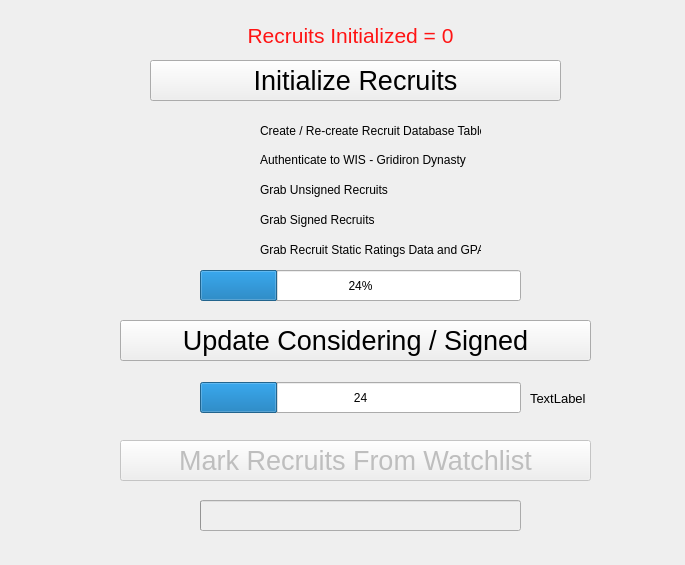
Old version of the form UI/initializerecruits.ui in the repository ebzimny01/gd-recruit.
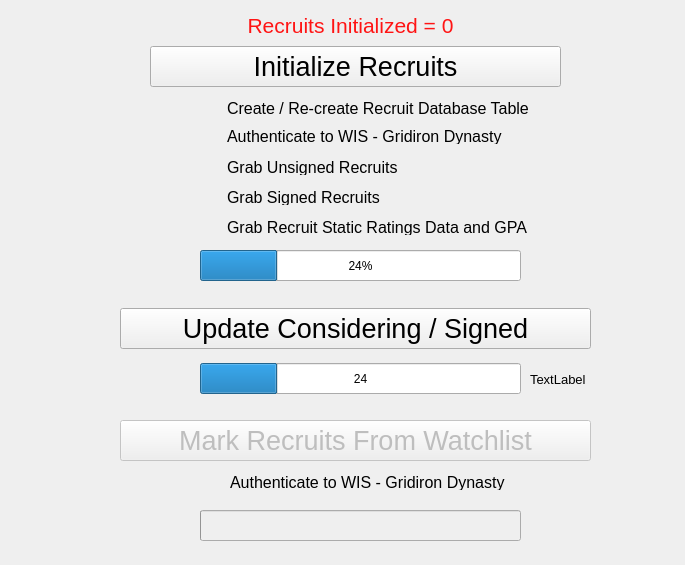
New version of the form. Icons and pictures are not drawn.

Patch:
```diff
--- a/UI/initializerecruits.ui
+++ b/UI/initializerecruits.ui
@@ -20,7 +20,7 @@
    <property name="geometry">
     <rect>
      <x>150</x>
-     <y>60</y>
+     <y>46</y>
      <width>411</width>
      <height>41</height>
     </rect>
@@ -39,7 +39,7 @@
    <property name="geometry">
     <rect>
      <x>120</x>
-     <y>320</y>
+     <y>308</y>
      <width>471</width>
      <height>41</height>
     </rect>
@@ -58,11 +58,14 @@
    <property name="geometry">
     <rect>
      <x>200</x>
-     <y>270</y>
+     <y>250</y>
      <width>321</width>
      <height>31</height>
     </rect>
    </property>
+   <property name="styleSheet">
+    <string notr="true"/>
+   </property>
    <property name="value">
     <number>24</number>
    </property>
@@ -74,7 +77,7 @@
    <property name="geometry">
     <rect>
      <x>200</x>
-     <y>382</y>
+     <y>363</y>
      <width>321</width>
      <height>31</height>
     </rect>
@@ -99,7 +102,7 @@
    <property name="geometry">
     <rect>
      <x>530</x>
-     <y>390</y>
+     <y>371</y>
      <width>81</width>
      <height>16</height>
     </rect>
@@ -118,7 +121,7 @@
    <property name="geometry">
     <rect>
      <x>150</x>
-     <y>20</y>
+     <y>10</y>
      <width>401</width>
      <height>31</height>
     </rect>
@@ -142,15 +145,16 @@
   <widget class="QLabel" name="labelProgressCreateRecruitDB">
    <property name="geometry">
     <rect>
-     <x>260</x>
-     <y>123</y>
-     <width>221</width>
+     <x>227</x>
+     <y>100</y>
+     <width>341</width>
      <height>16</height>
     </rect>
    </property>
    <property name="font">
     <font>
      <family>Arial</family>
+     <pointsize>12</pointsize>
     </font>
    </property>
    <property name="text">
@@ -160,8 +164,8 @@
   <widget class="QLabel" name="labelCheckMarkCreateDB">
    <property name="geometry">
     <rect>
-     <x>230</x>
-     <y>120</y>
+     <x>197</x>
+     <y>97</y>
      <width>21</width>
      <height>21</height>
     </rect>
@@ -179,8 +183,8 @@
   <widget class="QLabel" name="labelCheckMarkAuthWIS">
    <property name="geometry">
     <rect>
-     <x>230</x>
-     <y>150</y>
+     <x>197</x>
+     <y>126</y>
      <width>21</width>
      <height>21</height>
     </rect>
@@ -198,15 +202,16 @@
   <widget class="QLabel" name="labelAuthWIS">
    <property name="geometry">
     <rect>
-     <x>260</x>
-     <y>152</y>
-     <width>221</width>
+     <x>227</x>
+     <y>128</y>
+     <width>341</width>
      <height>16</height>
     </rect>
    </property>
    <property name="font">
     <font>
      <family>Arial</family>
+     <pointsize>12</pointsize>
     </font>
    </property>
    <property name="text">
@@ -216,15 +221,16 @@
   <widget class="QLabel" name="labelGrabUnsigned">
    <property name="geometry">
     <rect>
-     <x>260</x>
-     <y>182</y>
-     <width>221</width>
+     <x>227</x>
+     <y>159</y>
+     <width>341</width>
      <height>16</height>
     </rect>
    </property>
    <property name="font">
     <font>
      <family>Arial</family>
+     <pointsize>12</pointsize>
     </font>
    </property>
    <property name="text">
@@ -234,8 +240,8 @@
   <widget class="QLabel" name="labelCheckMarkGrabUnsigned">
    <property name="geometry">
     <rect>
-     <x>230</x>
-     <y>180</y>
+     <x>197</x>
+     <y>157</y>
      <width>21</width>
      <height>21</height>
     </rect>
@@ -253,15 +259,16 @@
   <widget class="QLabel" name="labelGrabSigned">
    <property name="geometry">
     <rect>
-     <x>260</x>
-     <y>212</y>
-     <width>221</width>
+     <x>227</x>
+     <y>189</y>
+     <width>341</width>
      <height>16</height>
     </rect>
    </property>
    <property name="font">
     <font>
      <family>Arial</family>
+     <pointsize>12</pointsize>
     </font>
    </property>
    <property name="text">
@@ -271,8 +278,8 @@
   <widget class="QLabel" name="labelCheckMarkGrabSigned">
    <property name="geometry">
     <rect>
-     <x>230</x>
-     <y>210</y>
+     <x>197</x>
+     <y>187</y>
      <width>21</width>
      <height>21</height>
     </rect>
@@ -290,15 +297,16 @@
   <widget class="QLabel" name="labelGrabStaticData">
    <property name="geometry">
     <rect>
-     <x>260</x>
-     <y>242</y>
-     <width>221</width>
+     <x>227</x>
+     <y>219</y>
+     <width>341</width>
      <height>16</height>
     </rect>
    </property>
    <property name="font">
     <font>
      <family>Arial</family>
+     <pointsize>12</pointsize>
     </font>
    </property>
    <property name="text">
@@ -308,8 +316,8 @@
   <widget class="QLabel" name="labelCheckMarkGrabStaticData">
    <property name="geometry">
     <rect>
-     <x>230</x>
-     <y>240</y>
+     <x>197</x>
+     <y>217</y>
      <width>21</width>
      <height>21</height>
     </rect>
@@ -331,7 +339,7 @@
    <property name="geometry">
     <rect>
      <x>120</x>
-     <y>440</y>
+     <y>420</y>
      <width>471</width>
      <height>41</height>
     </rect>
@@ -353,7 +361,7 @@
    <property name="geometry">
     <rect>
      <x>200</x>
-     <y>500</y>
+     <y>510</y>
      <width>321</width>
      <height>31</height>
     </rect>
@@ -371,6 +379,82 @@
     <bool>true</bool>
    </property>
   </widget>
+  <widget class="QLabel" name="labelCheckMarkAuthWIS_Error">
+   <property name="geometry">
+    <rect>
+     <x>197</x>
+     <y>126</y>
+     <width>21</width>
+     <height>21</height>
+    </rect>
+   </property>
+   <property name="text">
+    <string/>
+   </property>
+   <property name="pixmap">
+    <pixmap>../images/x_icon.png</pixmap>
+   </property>
+   <property name="scaledContents">
+    <bool>true</bool>
+   </property>
+  </widget>
+  <widget class="QLabel" name="labelAuthWIS_MarkRecruits">
+   <property name="geometry">
+    <rect>
+     <x>230</x>
+     <y>474</y>
+     <width>341</width>
+     <height>16</height>
+    </rect>
+   </property>
+   <property name="font">
+    <font>
+     <family>Arial</family>
+     <pointsize>12</pointsize>
+    </font>
+   </property>
+   <property name="text">
+    <string>Authenticate to WIS - Gridiron Dynasty</string>
+   </property>
+  </widget>
+  <widget class="QLabel" name="labelCheckMarkAuthWIS_MarkRecruits">
+   <property name="geometry">
+    <rect>
+     <x>200</x>
+     <y>472</y>
+     <width>21</width>
+     <height>21</height>
+    </rect>
+   </property>
+   <property name="text">
+    <string/>
+   </property>
+   <property name="pixmap">
+    <pixmap>../images/checkmark_1.png</pixmap>
+   </property>
+   <property name="scaledContents">
+    <bool>true</bool>
+   </property>
+  </widget>
+  <widget class="QLabel" name="labelCheckMarkAuthWIS_Error_MarkRecruits">
+   <property name="geometry">
+    <rect>
+     <x>199</x>
+     <y>472</y>
+     <width>21</width>
+     <height>21</height>
+    </rect>
+   </property>
+   <property name="text">
+    <string/>
+   </property>
+   <property name="pixmap">
+    <pixmap>../images/x_icon.png</pixmap>
+   </property>
+   <property name="scaledContents">
+    <bool>true</bool>
+   </property>
+  </widget>
  </widget>
  <resources/>
  <connections/>
```
